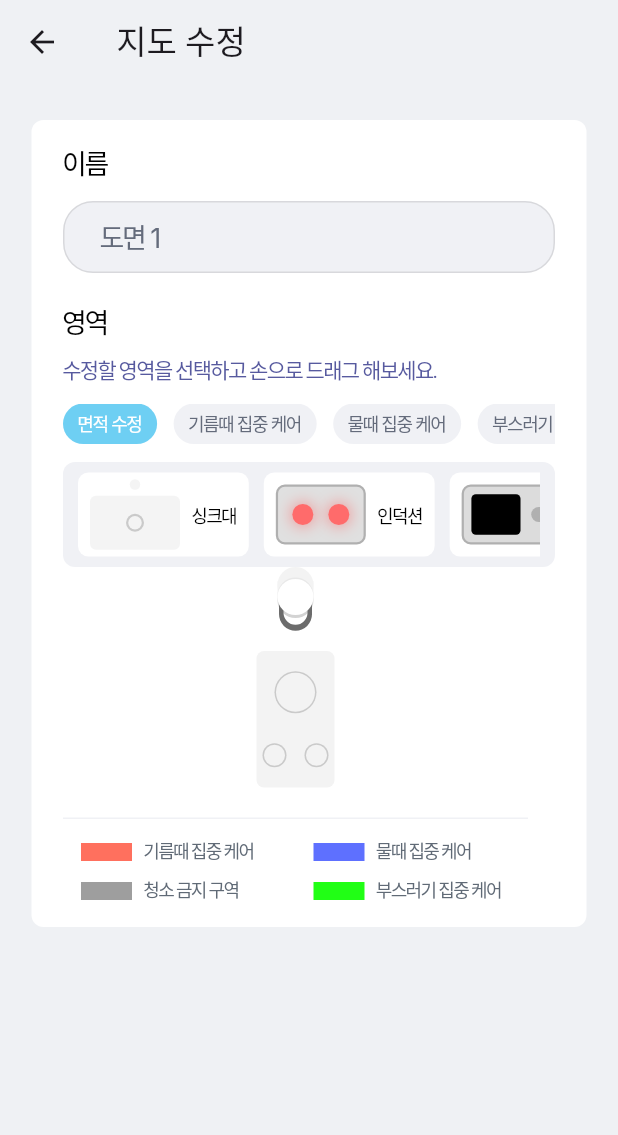
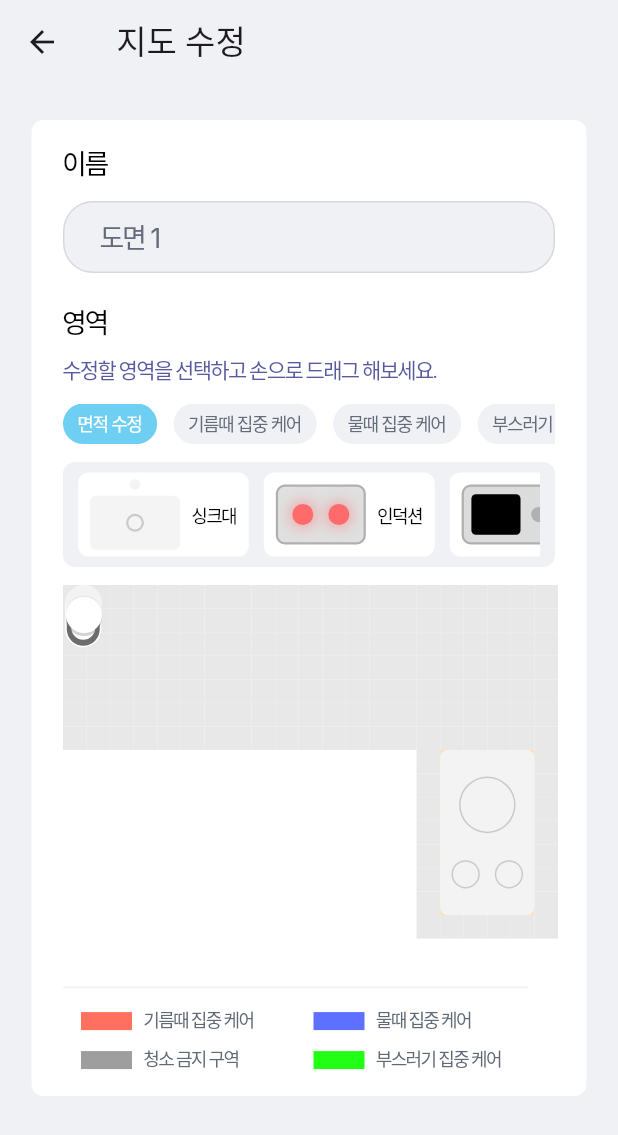
Before and after one commit to songga0/O2thinq, a Flutter app: the MapFixPage screen opened directly with empty values, on a phone screen of 412 x 824 dp. Shown: the top 1135 px of the screen. Run offline on Flutter 3.47's test engine with Material 3 defaults, Android fonts, the phone set to English and light mode, and no system bars; our stand-ins replace permission_handler; missing offline and left inert: flutter_reactive_ble; Roboto replaces fonts that are missing (Inter, One UI Sans APP VF).

Commit message:
[지도]

```diff
--- a/lib/cleaner.dart
+++ b/lib/cleaner.dart
@@ -48,9 +48,7 @@ class Cleaner extends StatelessWidget {
 
   @override
   Widget build(BuildContext context) {
-    return Positioned(
-      top: 1,
-      child: Transform.rotate(
+    return Transform.rotate(
       angle: 1.57, // 90도 회전 (라디안)
       child: Container(
         width: 35,
@@ -62,9 +60,10 @@ class Cleaner extends StatelessWidget {
           ),
         ),
       ),
-    ),);
+    );
   }
 }
+
 
 class CleanerTop extends StatelessWidget {
   const CleanerTop({super.key});
--- /dev/null
+++ b/lib/draw_map.dart
@@ -0,0 +1,185 @@
+import 'package:flutter/material.dart';
+
+class DrawMap extends StatelessWidget {
+  final List<List<int>> mapData;
+
+  const DrawMap(this.mapData, {super.key});
+
+  @override
+  Widget build(BuildContext context) {
+    int rowCount = mapData.length;
+    int colCount = mapData[0].length;
+
+    final screenWidth = MediaQuery.of(context).size.width;
+    final screenHeight = MediaQuery.of(context).size.height;
+
+    // 화면 내 최대 지도 크기 비율 설정
+    final maxWidth = screenWidth * 0.9;
+    final maxHeight = screenHeight * 0.6;
+
+    double squareWidth = maxWidth / colCount;
+    double squareHeight = maxHeight / rowCount;
+
+    double baseSize = squareWidth < squareHeight ? squareWidth : squareHeight;
+
+
+    double scaleFactor = 0.89;
+    double squareSize = baseSize * scaleFactor;
+
+    // BFS로 2인 영역 찾기
+    List<List<bool>> visited = List.generate(rowCount, (_) => List.filled(colCount, false));
+    List<_Rect> inductionAreas = [];
+
+    for (int row = 0; row < rowCount; row++) {
+      for (int col = 0; col < colCount; col++) {
+        if (mapData[row][col] == 2 && !visited[row][col]) {
+          var rect = _bfsFindArea(mapData, visited, row, col, rowCount, colCount);
+          inductionAreas.add(rect);
+        }
+      }
+    }
+
+    return SizedBox(
+      width: colCount * squareSize,
+      height: rowCount * squareSize,
+      child: Stack(
+        children: [
+          Table(
+            defaultColumnWidth: FixedColumnWidth(squareSize),
+            border: TableBorder.all(color: Colors.transparent),
+            children: List.generate(rowCount, (row) {
+              return TableRow(
+                children: List.generate(colCount, (col) {
+                  int val = mapData[row][col];
+                  return Container(
+                    width: squareSize,
+                    height: squareSize,
+                    color: val == 1
+                        ? const Color(0xFFE8E8E8)
+                        : val == 2
+                            ? Colors.orange.shade100
+                            : Colors.white,
+                  );
+                }),
+              );
+            }),
+          ),
+          for (var area in inductionAreas)
+            Positioned(
+              top: area.minRow * squareSize,
+              left: area.minCol * squareSize,
+              width: (area.maxCol - area.minCol + 1) * squareSize,
+              height: (area.maxRow - area.minRow + 1) * squareSize,
+              child: DrawInduction(
+                width: (area.maxCol - area.minCol + 1) * squareSize,
+                height: (area.maxRow - area.minRow + 1) * squareSize,
+              ),
+            ),
+        ],
+      ),
+    );
+  }
+
+  _Rect _bfsFindArea(List<List<int>> mapData, List<List<bool>> visited, int startRow, int startCol, int rowCount, int colCount) {
+    int minRow = startRow, maxRow = startRow;
+    int minCol = startCol, maxCol = startCol;
+
+    final queue = <List<int>>[];
+    queue.add([startRow, startCol]);
+    visited[startRow][startCol] = true;
+
+    final directions = [
+      [1, 0],
+      [-1, 0],
+      [0, 1],
+      [0, -1],
+    ];
+
+    while (queue.isNotEmpty) {
+      var current = queue.removeAt(0);
+      int r = current[0], c = current[1];
+
+      for (var d in directions) {
+        int nr = r + d[0], nc = c + d[1];
+        if (nr >= 0 && nr < rowCount && nc >= 0 && nc < colCount) {
+          if (!visited[nr][nc] && mapData[nr][nc] == 2) {
+            visited[nr][nc] = true;
+            queue.add([nr, nc]);
+            if (nr < minRow) minRow = nr;
+            if (nr > maxRow) maxRow = nr;
+            if (nc < minCol) minCol = nc;
+            if (nc > maxCol) maxCol = nc;
+          }
+        }
+      }
+    }
+    return _Rect(minRow, maxRow, minCol, maxCol);
+  }
+}
+
+class _Rect {
+  final int minRow, maxRow, minCol, maxCol;
+  _Rect(this.minRow, this.maxRow, this.minCol, this.maxCol);
+}
+
+class DrawInduction extends StatelessWidget {
+  final double width;
+  final double height;
+
+  const DrawInduction({super.key, required this.width, required this.height});
+
+  @override
+  Widget build(BuildContext context) {
+    return Container(
+      width: width,
+      height: height,
+      decoration: ShapeDecoration(
+        color: const Color(0xFFF3F3F3),
+        shape: RoundedRectangleBorder(
+          borderRadius: BorderRadius.circular(5),
+        ),
+      ),
+      child: Center(
+        child: Column(
+          mainAxisAlignment: MainAxisAlignment.center,
+          children: [
+            _circle(size: width * 0.6),
+            const SizedBox(height: 18),
+            Row(
+              mainAxisAlignment: MainAxisAlignment.center,
+              children: [
+                _circle(size: width * 0.3),
+                const SizedBox(width: 10),
+                _circle(size: width * 0.3),
+              ],
+            ),
+          ],
+        ),
+      ),
+    );
+  }
+
+  Widget _circle({required double size}) {
+    return Stack(
+      alignment: Alignment.center,
+      children: [
+        Container(
+          width: size,
+          height: size,
+          decoration: const ShapeDecoration(
+            color: Color(0xFFCACACA),
+            shape: OvalBorder(),
+          ),
+        ),
+        Container(
+          width: size - 2,
+          height: size - 2,
+          decoration: const ShapeDecoration(
+            color: Color(0xFFF3F3F3),
+            shape: OvalBorder(),
+          ),
+        ),
+      ],
+    );
+  }
+}
--- a/lib/map.dart
+++ b/lib/map.dart
@@ -1,15 +1,19 @@
+library;
 List<List<int>> kitchen = [
   [1, 1, 1, 1, 1, 1, 1, 1, 1, 1, 1, 1, 1, 1, 1, 1, 1, 1, 1, 1, 1],
   [1, 1, 1, 1, 1, 1, 1, 1, 1, 1, 1, 1, 1, 1, 1, 1, 1, 1, 1, 1, 1],
   [1, 1, 1, 1, 1, 1, 1, 1, 1, 1, 1, 1, 1, 1, 1, 1, 1, 1, 1, 1, 1],
   [1, 1, 1, 1, 1, 1, 1, 1, 1, 1, 1, 1, 1, 1, 1, 1, 1, 1, 1, 1, 1],
-  [0, 0, 0, 0, 0, 0, 0, 0, 0, 0, 0, 0, 0, 1, 1, 1, 1, 1, 1, 1, 1],
-  [0, 0, 0, 0, 0, 0, 0, 0, 0, 0, 0, 0, 0, 1, 1, 1, 1, 1, 1, 1, 1],
-  [0, 0, 0, 0, 0, 0, 0, 0, 0, 0, 0, 0, 0, 1, 1, 1, 1, 1, 1, 1, 1],
-  [0, 0, 0, 0, 0, 0, 0, 0, 0, 0, 0, 0, 0, 1, 1, 1, 1, 1, 1, 1, 1],
-  [0, 0, 0, 0, 0, 0, 0, 0, 0, 0, 0, 0, 0, 1, 1, 1, 1, 1, 1, 1, 1],
-  [0, 0, 0, 0, 0, 0, 0, 0, 0, 0, 0, 0, 0, 1, 1, 1, 1, 1, 1, 1, 1],
-  [0, 0, 0, 0, 0, 0, 0, 0, 0, 0, 0, 0, 0, 1, 1, 1, 1, 1, 1, 1, 1],
-  [0, 0, 0, 0, 0, 0, 0, 0, 0, 0, 0, 0, 0, 1, 1, 1, 1, 1, 1, 1, 1],
-  [0, 0, 0, 0, 0, 0, 0, 0, 0, 0, 0, 0, 0, 1, 1, 1, 1, 1, 1, 1, 1],
+  [1, 1, 1, 1, 1, 1, 1, 1, 1, 1, 1, 1, 1, 1, 1, 1, 1, 1, 1, 1, 1],
+  [1, 1, 1, 1, 1, 1, 1, 1, 1, 1, 1, 1, 1, 1, 1, 1, 1, 1, 1, 1, 1],
+  [1, 1, 1, 1, 1, 1, 1, 1, 1, 1, 1, 1, 1, 1, 1, 1, 1, 1, 1, 1, 1],
+  [0, 0, 0, 0, 0, 0, 0, 0, 0, 0, 0, 0, 0, 0, 0, 1, 2, 2, 2, 2, 1],
+  [0, 0, 0, 0, 0, 0, 0, 0, 0, 0, 0, 0, 0, 0, 0, 1, 2, 2, 2, 2, 1],
+  [0, 0, 0, 0, 0, 0, 0, 0, 0, 0, 0, 0, 0, 0, 0, 1, 2, 2, 2, 2, 1],
+  [0, 0, 0, 0, 0, 0, 0, 0, 0, 0, 0, 0, 0, 0, 0, 1, 2, 2, 2, 2, 1],
+  [0, 0, 0, 0, 0, 0, 0, 0, 0, 0, 0, 0, 0, 0, 0, 1, 2, 2, 2, 2, 1],
+  [0, 0, 0, 0, 0, 0, 0, 0, 0, 0, 0, 0, 0, 0, 0, 1, 2, 2, 2, 2, 1],
+  [0, 0, 0, 0, 0, 0, 0, 0, 0, 0, 0, 0, 0, 0, 0, 1, 2, 2, 2, 2, 1],
+  [0, 0, 0, 0, 0, 0, 0, 0, 0, 0, 0, 0, 0, 0, 0, 1, 1, 1, 1, 1, 1],
 ];
+ List<List<int>> table=[[1,1,1,1],[1,0,1,1]];
--- a/lib/mapfix.dart
+++ b/lib/mapfix.dart
@@ -1,5 +1,7 @@
 import 'package:flutter/material.dart';
 import 'package:o2thinq/cleaner.dart';
+import 'package:o2thinq/draw_map.dart';
+import 'package:o2thinq/map.dart';
 
 class MapFixPage extends StatelessWidget {
   final String spaceTitle;
@@ -72,6 +74,34 @@ class _MapWhereState extends State<MapWhere> {
                 const SizedBox(height: 12),
                 _buildAreaPreview(),
                 const SizedBox(height: 12),
+                Stack(
+                  clipBehavior: Clip.none,
+                  children: [
+                    DrawMap(kitchen),  // 제일 밑에 지도
+
+                    // CleanerBottom은 좌상단에 배치 (필요시 위치 조정)
+                    Positioned(
+                      top: 10,
+                      left: -6,
+                      child: CleanerBottom(),
+                    ),
+
+                    // Cleaner는 CleanerBottom 위에 약간 아래쪽 위치
+                    Positioned(
+                      top: 11, // 예: 30픽셀 아래
+                      left: -4, // 좌측 약간 안쪽
+                      child: Cleaner(),
+                    ),
+
+                    // CleanerTop은 Cleaner 위에 더 위쪽이나 중앙에 위치
+                    Positioned(
+                      top: 12,
+                      left: 2,
+                      child: CleanerTop(),
+                    ),
+                  ],
+                ),
+                const SizedBox(height: 12,),
                 SizedBox(
                   width: 310,
                   child: Column(
@@ -79,18 +109,8 @@ class _MapWhereState extends State<MapWhere> {
                     mainAxisAlignment: MainAxisAlignment.start,
                     crossAxisAlignment: CrossAxisAlignment.center,
                     children: [
-                     Stack(
-                      clipBehavior: Clip.none,
-                      alignment: Alignment.topCenter,
-                      children: [
-                        const CleanerBottom(),
-                        const Cleaner(),
-                        const CleanerTop(),
 
-                      ],
-                    ),
-                      const SizedBox(height: 20),
-                     _builInduction(),
+
                       const SizedBox(height: 20),
                       Container(
                         width: 310,
@@ -140,6 +160,8 @@ class _MapWhereState extends State<MapWhere> {
     );
   }
 
+
+
 Widget _buildLegendItem({required Color color, required String label}) {
   return Padding(
     padding: const EdgeInsets.only(left: 12), // ← 여기서 왼쪽 패딩을 설정!
@@ -172,106 +194,6 @@ Widget _buildLegendItem({required Color color, required String label}) {
 
 
 
-  Widget _builInduction() {
-    return Stack(
-      alignment: Alignment.center,
-      children: [
-        Container(
-          width: 28,
-          height: 28,
-          decoration: const ShapeDecoration(
-            color: Color(0xFFCACACA),
-            shape: OvalBorder(),
-          ),
-        ),
-        Container(
-          width: 52,
-          height: 91,
-          decoration: ShapeDecoration(
-            color: const Color(0xFFF3F3F3),
-            shape: RoundedRectangleBorder(
-              borderRadius: BorderRadius.circular(5),
-            ),
-          ),
-          child: Column(
-            mainAxisAlignment: MainAxisAlignment.center,
-            children: [
-              Stack(
-                alignment: Alignment.center,
-                children: [
-                  Container(
-                    width: 28,
-                    height: 28,
-                    decoration: const ShapeDecoration(
-                      color: Color(0xFFCACACA),
-                      shape: OvalBorder(),
-                    ),
-                  ),
-                  Container(
-                    width: 26,
-                    height: 26,
-                    decoration: const ShapeDecoration(
-                      color: Color(0xFFF3F3F3),
-                      shape: OvalBorder(),
-                    ),
-                  ),
-                ],
-              ),
-              const SizedBox(height: 20),
-              Row(
-                mainAxisAlignment: MainAxisAlignment.center,
-                children: [
-                  Stack(
-                    alignment: Alignment.center,
-                    children: [
-                      Container(
-                        width: 16,
-                        height: 16,
-                        decoration: const ShapeDecoration(
-                          color: Color(0xFFCACACA),
-                          shape: OvalBorder(),
-                        ),
-                      ),
-                      Container(
-                        width: 14,
-                        height: 14,
-                        decoration: const ShapeDecoration(
-                          color: Color(0xFFF3F3F3),
-                          shape: OvalBorder(),
-                        ),
-                      ),
-                    ],
-                  ),
-                  const SizedBox(width: 12),
-                  Stack(
-                    alignment: Alignment.center,
-                    children: [
-                      Container(
-                        width: 16,
-                        height: 16,
-                        decoration: const ShapeDecoration(
-                          color: Color(0xFFCACACA),
-                          shape: OvalBorder(),
-                        ),
-                      ),
-                      Container(
-                        width: 14,
-                        height: 14,
-                        decoration: const ShapeDecoration(
-                          color: Color(0xFFF3F3F3),
-                          shape: OvalBorder(),
-                        ),
-                      ),
-                    ],
-                  ),
-                ],
-              ),
-            ],
-          ),
-        ),
-      ],
-    );
-  }
 
 
 
```
